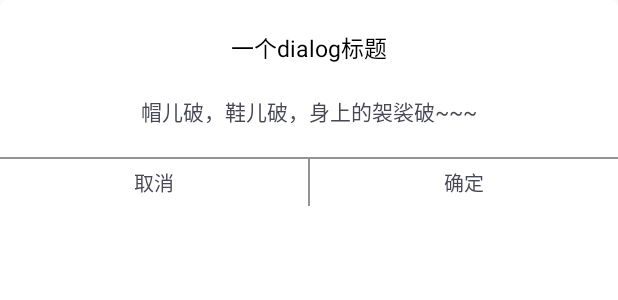
After one commit to MrZ188/BJResource, an Android app: the layout dialog_tips.xml on its own in the app's theme, with its tools: preview values and no code run, on a phone screen of 412 x 824 dp. The commit adds this screen. Shown: the top 300 px of the screen. Run offline under Robolectric (Android 15) with nearby library versions, the phone set to English and light mode, and no system bars.

Commit message:
自定义dialog，切换语言功能

```diff
--- a/app/build.gradle
+++ b/app/build.gradle
@@ -1,5 +1,4 @@
 apply plugin: 'com.android.application'
-
 android {
     compileSdkVersion 27
     defaultConfig {
@@ -26,4 +25,7 @@ dependencies {
     androidTestImplementation 'com.android.support.test:runner:1.0.1'
     androidTestImplementation 'com.android.support.test.espresso:espresso-core:3.0.1'
     implementation 'com.google:google:5'
+
+    implementation 'com.jakewharton:butterknife:8.8.1'
+    annotationProcessor 'com.jakewharton:butterknife-compiler:8.8.1'
 }
--- a/app/src/main/AndroidManifest.xml
+++ b/app/src/main/AndroidManifest.xml
@@ -9,13 +9,16 @@
         android:roundIcon="@mipmap/ic_launcher_round"
         android:supportsRtl="true"
         android:theme="@style/AppTheme">
-        <activity android:name=".MainActivity">
+        <activity
+            android:name=".MainActivity"
+            android:configChanges="locale">
             <intent-filter>
                 <action android:name="android.intent.action.MAIN" />
 
                 <category android:name="android.intent.category.LAUNCHER" />
             </intent-filter>
         </activity>
+        <activity android:name=".base.BaseActivity"></activity>
     </application>
 
 </manifest>
--- /dev/null
+++ b/app/src/main/java/com/example/zhupan/myresource/config/Constants.java
@@ -0,0 +1,6 @@
+package com.example.zhupan.myresource.config;
+
+public class Constants {
+    public static final String CN = "cn";
+    public static final String EN = "en";
+}
--- /dev/null
+++ b/app/src/main/res/drawable/drawable_dialog_background.xml
@@ -0,0 +1,5 @@
+<?xml version="1.0" encoding="utf-8"?>
+<shape xmlns:android="http://schemas.android.com/apk/res/android">
+    <corners android:radius="5dp"/>
+    <solid android:color="#fff"/>
+</shape>
--- /dev/null
+++ b/app/src/main/res/layout/dialog_tips.xml
@@ -0,0 +1,63 @@
+<?xml version="1.0" encoding="utf-8"?>
+<LinearLayout xmlns:android="http://schemas.android.com/apk/res/android"
+    android:layout_width="match_parent"
+    android:layout_height="match_parent"
+    android:background="@drawable/drawable_dialog_background"
+    android:orientation="vertical">
+
+    <TextView
+        android:id="@+id/txt_title"
+        android:layout_width="match_parent"
+        android:layout_height="wrap_content"
+        android:layout_marginTop="20dp"
+        android:gravity="center"
+        android:textSize="15sp"
+        android:text="@string/dialog_title"
+        android:textColor="@color/black" />
+
+    <TextView
+        android:gravity="center"
+        android:layout_width="match_parent"
+        android:layout_height="wrap_content"
+        android:layout_margin="20dp"
+        android:text="@string/dialog_context"
+        android:textColor="@color/colorGray" />
+
+    <TextView
+        android:layout_width="match_parent"
+        android:layout_height="1dp"
+        android:background="@color/dark_gray" />
+
+    <LinearLayout
+        android:id="@+id/ll_buttons"
+        android:layout_width="match_parent"
+        android:layout_height="wrap_content">
+
+        <TextView
+            android:textSize="13sp"
+            android:id="@+id/btn_sure"
+            android:layout_width="0dp"
+            android:layout_height="wrap_content"
+            android:layout_weight="1"
+            android:gravity="center"
+            android:padding="5dp"
+            android:text="@string/btn_cancel"
+            android:textColor="@color/colorGray" />
+
+        <TextView
+            android:layout_width="1dp"
+            android:layout_height="match_parent"
+            android:background="@color/dark_gray" />
+
+        <TextView
+            android:textSize="13sp"
+            android:id="@+id/btn_cancel"
+            android:layout_width="0dp"
+            android:layout_height="wrap_content"
+            android:layout_weight="1"
+            android:gravity="center"
+            android:padding="5dp"
+            android:text="@string/btn_sure"
+            android:textColor="@color/colorGray" />
+    </LinearLayout>
+</LinearLayout>
--- a/app/src/main/res/values/colors.xml
+++ b/app/src/main/res/values/colors.xml
@@ -3,4 +3,8 @@
     <color name="colorPrimary">#3F51B5</color>
     <color name="colorPrimaryDark">#303F9F</color>
     <color name="colorAccent">#FF4081</color>
+    <color name="colorGray">#474758</color>
+    <color name="dark_gray">#949494</color>
+    <color name="sdk_textgray">#777777</color>
+    <color name="black">#000</color>
 </resources>
--- a/app/src/main/res/values/strings.xml
+++ b/app/src/main/res/values/strings.xml
@@ -1,3 +1,11 @@
 <resources>
     <string name="app_name">MyResource</string>
+    <string name="hello">你好</string>
+    <string name="chinese">中文</string>
+    <string name="english">英文</string>
+    <string name="dialog_title">一个dialog标题</string>
+    <string name="dialog_context">帽儿破，鞋儿破，身上的袈裟破~~~</string>
+    <string name="btn_dialog">弹出dialog</string>
+    <string name="btn_sure">确定</string>
+    <string name="btn_cancel">取消</string>
 </resources>
```
Also changed, not shown: app/src/main/java/com/example/zhupan/myresource/MainActivity.java (+50 -20 lines), app/src/main/java/com/example/zhupan/myresource/MySdk.java (added, +61 -0 lines), app/src/main/java/com/example/zhupan/myresource/base/BaseActivity.java (added, +18 -0 lines), app/src/main/java/com/example/zhupan/myresource/utils/AdvertisingIdClient.java (+15 -0 lines), app/src/main/java/com/example/zhupan/myresource/utils/PwdEditText.java (+10 -6 lines), app/src/main/java/com/example/zhupan/myresource/utils/TipsDialog.java (added, +113 -0 lines), app/src/main/java/com/example/zhupan/myresource/utils/TipsDialogUtil.java (deleted, +0 -9 lines), app/src/main/res/layout/activity_base.xml (added, +9 -0 lines), app/src/main/res/layout/activity_main.xml (+20 -4 lines), 1 other file.
